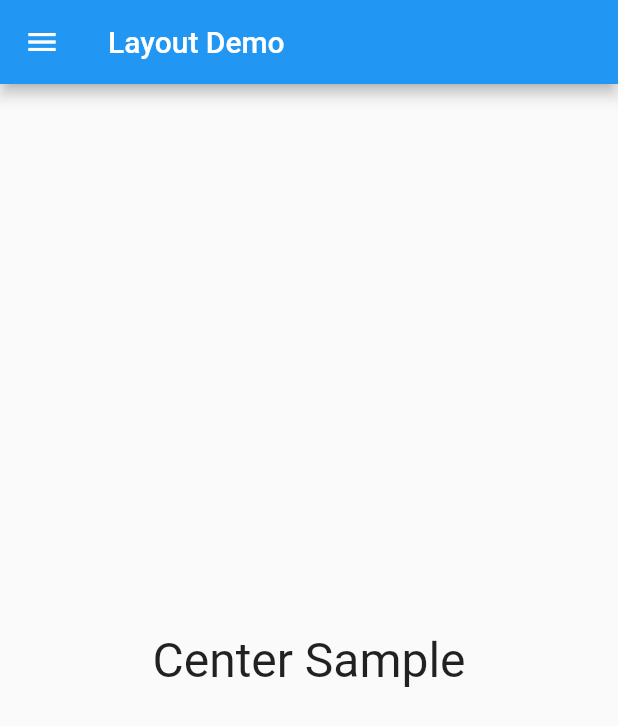
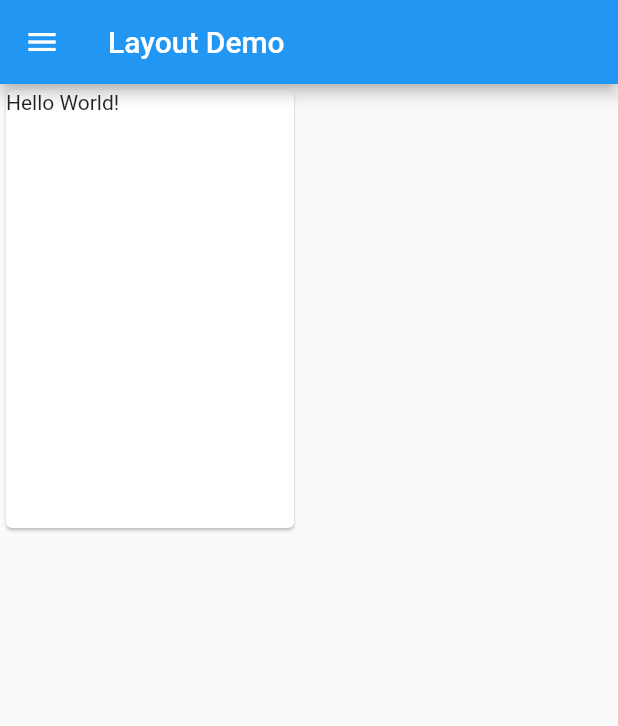
Before and after one commit to Kashiwara0205/-flutter-layout-sample, a Flutter app: the screen it shows after launch, in the side drawer, after a tap on "SizedBox", on a phone screen of 412 x 824 dp. Shown: the top 726 px of the screen. Run offline on Flutter 3.47's test engine with Material 2 defaults, Android fonts, the phone set to English and light mode, and no system bars.

Commit message:
Add sized_box_sample.dart

```diff
--- a/lib/side_menu.dart
+++ b/lib/side_menu.dart
@@ -5,6 +5,7 @@ import 'align_sample.dart';
 import 'aspcet_sample.dart';
 import 'container_sample.dart';
 import 'padding_sample.dart';
+import 'sized_box_sample.dart';
 
 enum Page {
   centerSample,
@@ -12,7 +13,8 @@ enum Page {
   alignSample,
   aspectSample,
   containerSample,
-  paddingSample
+  paddingSample,
+  sizedBoxSample
 }
 
 final List<Widget> pageList = [
@@ -21,7 +23,8 @@ final List<Widget> pageList = [
   createAlignSample(),
   createAspectSample(),
   createContainerSample(),
-  createPaddingSample()
+  createPaddingSample(),
+  createSizeBoxDemoSample()
 ];
 
 class SideMenu extends StatefulWidget {
@@ -97,7 +100,7 @@ class _State extends State<SideMenu> {
               ListTile(
                 title: const Text('SizedBox'),
                 onTap: () {
-                  setState(() => page = 0);
+                  setState(() => page = Page.sizedBoxSample.index);
                   Navigator.pop(context);
                 },
               ),
--- /dev/null
+++ b/lib/sized_box_sample.dart
@@ -0,0 +1,9 @@
+import 'package:flutter/material.dart';
+
+Widget createSizeBoxDemoSample(){
+  return const SizedBox(
+    width: 200.0,
+    height: 300.0,
+    child: Card(child: Text('Hello World!')),
+  );
+}
```
